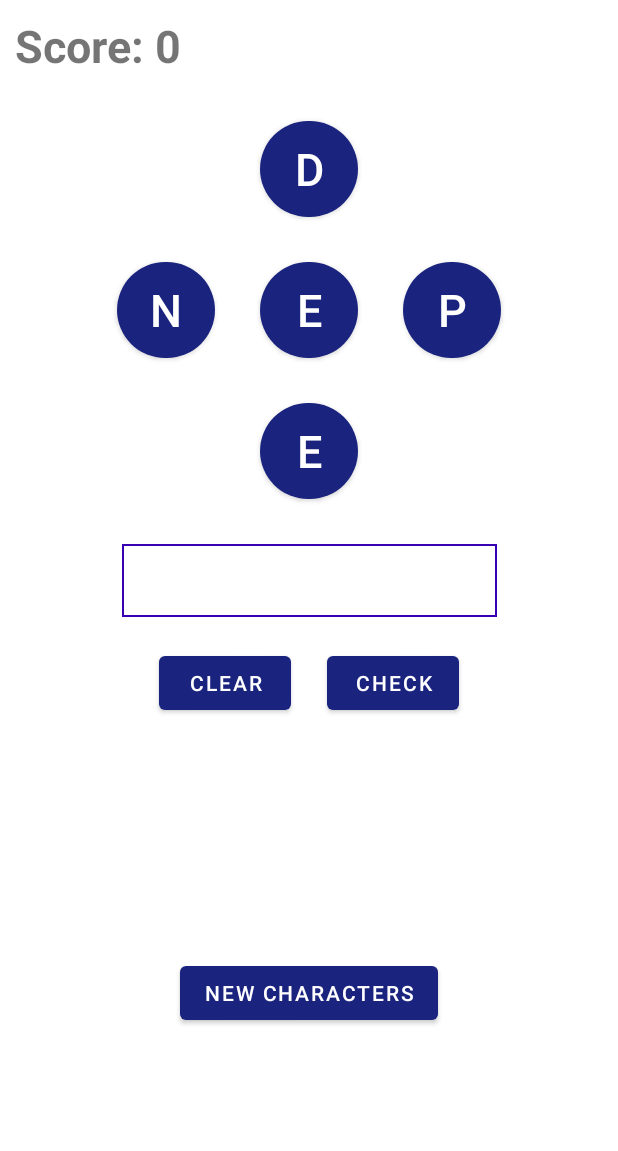
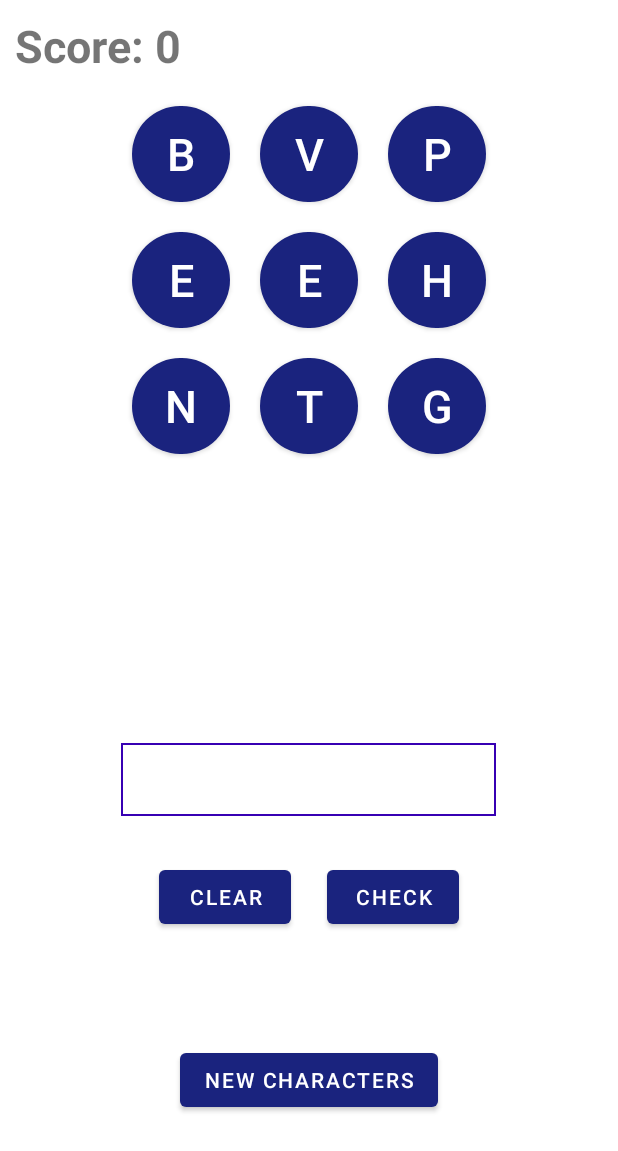
Before and after one commit to Mphatso-Banda/Word-Creator-App, an Android app built with Jetpack Compose: the screen it shows after launch (MainActivity), on a phone screen of 412 x 824 dp. Shown: the top 1151 px of the screen. Run offline under Robolectric (Android 15) with nearby library versions, the light colour scheme and no system bars; our stand-ins replace data binding.

Commit message:
Adding more buttons to the view

```diff
--- a/app/build.gradle
+++ b/app/build.gradle
@@ -45,6 +45,7 @@ dependencies {
 
     implementation 'androidx.navigation:navigation-fragment-ktx:2.5.3'
     implementation 'androidx.navigation:navigation-ui-ktx:2.5.3'
+    implementation 'androidx.gridlayout:gridlayout:1.0.0'
     def lifecycle_version = "2.5.1"
 
     implementation 'androidx.core:core-ktx:1.7.0'
--- a/app/src/main/java/com/tc/apps/wordcreator/MainActivity.kt
+++ b/app/src/main/java/com/tc/apps/wordcreator/MainActivity.kt
@@ -8,6 +8,7 @@ import android.view.Gravity
 import android.view.View
 import android.widget.Button
 import android.widget.Toast
+import androidx.core.view.isVisible
 import androidx.lifecycle.LiveData
 import com.google.android.material.dialog.MaterialAlertDialogBuilder
 import com.tc.apps.wordcreator.databinding.ActivityMainBinding
@@ -17,7 +18,7 @@ class MainActivity : AppCompatActivity() {
     private val viewModel: SplashViewModel by viewModels()
     private lateinit var binding: ActivityMainBinding
 
-    private val buttons = mutableListOf<Button>()
+    private var buttonsMap = mapOf<LiveData<String>, Button>()
 
 
     override fun onCreate(savedInstanceState: Bundle?) {
@@ -26,26 +27,29 @@ class MainActivity : AppCompatActivity() {
 
         binding = ActivityMainBinding.inflate(layoutInflater)
         setContentView(binding.root)
+
         binding.apply {
             splashViewModel = viewModel
-
-            buttons.add(buttonA)
-            buttons.add(buttonB)
-            buttons.add(buttonC)
-            buttons.add(buttonD)
-            buttons.add(buttonE)
 
             viewModel.apply {
                 finalAnswer.observe(this@MainActivity){
                         value ->  answer.text  = value
                 }
 
-                setTextToButtons(letter1, buttonA)
-                setTextToButtons(letter2, buttonB)
-                setTextToButtons(letter3, buttonC)
-                setTextToButtons(letter4, buttonD)
-                setTextToButtons(letter5, buttonE)
+                buttonsMap += mapOf(letter1 to buttonA, letter2 to buttonB, letter3 to buttonC,
+                    letter4 to buttonD, letter5 to buttonE, letter6 to buttonF, letter7 to buttonG,
+                    letter8 to buttonH, letter9 to buttonI)
+
+                buttonsMap.map { it.key to it.value }.shuffled().toMap()
+                setButtonState()
+
+                score.observe(this@MainActivity){
+                    value -> binding.score.text = "Score: ${value.toString()}"
+                }
             }
+
+
+
 
             checkBtn.setOnClickListener {
                 checkAnswer()
@@ -54,7 +58,7 @@ class MainActivity : AppCompatActivity() {
             clearBtn.apply {
                 setOnClickListener{
                     val s = viewModel.clearLetter()
-                    for(button in buttons){
+                    for((liveData, button) in buttonsMap){
                         if(s != null){
                             if(button.text == s){
                                 if(button.isEnabled){
@@ -69,20 +73,32 @@ class MainActivity : AppCompatActivity() {
                     }
                 }
                 setOnLongClickListener {
-                    for (button in buttons){
-                        enableButton(button)
-                    }
+                    enableButton(buttonsMap)
                     viewModel.clearAnswer()
                 }
             }
-            for (button in buttons){
+            for ((liveData, button) in buttonsMap){
                 getAnswerFromButton(button)
             }
 
             newCharacters.setOnClickListener {
                 viewModel.getButtonLetter()
-                for(button in buttons){
-                    enableButton(button)
+                enableButton(buttonsMap)
+                setButtonState()
+            }
+        }
+
+    }
+
+    private fun setButtonState(){
+        viewModel.apply {
+            for ((liveData, button) in buttonsMap){
+                if(liveData.value != null){
+                    setTextToButtons(liveData, button)
+                    button.isVisible = true
+                }
+                else{
+                    button.isVisible = false
                 }
 
             }
@@ -96,8 +112,10 @@ class MainActivity : AppCompatActivity() {
     }
 
     //reset button state
-    private fun enableButton(btn: Button){
-        btn.isEnabled = true
+    private fun enableButton(map: Map<LiveData<String>, Button>){
+        for ((liveData, button) in map){
+            button.isEnabled = true
+        }
     }
 
     //General function to set the actions for the buttons
@@ -112,9 +130,7 @@ class MainActivity : AppCompatActivity() {
     private fun checkAnswer(){
         if(viewModel.checkAnswer()){
             correctAlert()
-            for (button in buttons){
-                enableButton(button)
-            }
+            enableButton(buttonsMap)
         }
         else{
             failedAlert()
--- a/app/src/main/java/com/tc/apps/wordcreator/WordsContainer.kt
+++ b/app/src/main/java/com/tc/apps/wordcreator/WordsContainer.kt
@@ -3,10 +3,12 @@ package com.tc.apps.wordcreator
 class WordsContainer {
 
     var list = mutableListOf<Map<String, List<String>>>()
-    val map2 = mapOf("DENEP" to listOf<String>("depend","deep","end","den"))
-    val map3 = mapOf("EVNTE" to listOf<String>("events","eve","ten"))
+    val map2 = mapOf("DENEP" to listOf<String>("need","deep","end","den"))
+    val map3 = mapOf("EVNTE" to listOf<String>("event","eve","ten"))
+    val map4 = mapOf("EVNTEGHBP" to listOf<String>("event","eve","ten"))
     init {
         list.add(map2)
+        list.add(map4)
         list.add(map3)
     }
 
--- a/app/src/main/java/com/tc/apps/wordcreator/viewmodels/SplashViewModel.kt
+++ b/app/src/main/java/com/tc/apps/wordcreator/viewmodels/SplashViewModel.kt
@@ -14,6 +14,9 @@ class SplashViewModel() : ViewModel() {
     private val wordsContainer = WordsContainer()
     private var words = listOf<String>()
     private val correctWords = mutableListOf<String>()
+    private var scoreCount = 0
+
+    private var listOfLetters = mutableListOf<MutableLiveData<String>>()
 
     private val _score = MutableLiveData<Int>(0)
     val score: LiveData<Int> get() = _score
@@ -33,6 +36,20 @@ class SplashViewModel() : ViewModel() {
     private val _letter5 = MutableLiveData<String>()
     val letter5: LiveData<String> get() = _letter5
 
+    private val _letter6 = MutableLiveData<String>()
+    val letter6: LiveData<String> get() = _letter6
+
+    private val _letter7 = MutableLiveData<String>()
+    val letter7: LiveData<String> get() = _letter7
+
+    private val _letter8 = MutableLiveData<String>()
+    val letter8: LiveData<String> get() = _letter8
+
+    private val _letter9 = MutableLiveData<String>()
+    val letter9: LiveData<String> get() = _letter9
+
+
+
     private val _finalAnswer = MutableLiveData<String>()
     val finalAnswer: LiveData<String> get() = _finalAnswer
 
@@ -46,16 +63,16 @@ class SplashViewModel() : ViewModel() {
         reset()
         correctWords.clear()
         val nextWord = shuffleWord()
-        Log.d("_LETTER1", nextWord[0].toString())
 
-        _letter1.value = nextWord[0].toString()
-        Log.d("LETTER1", letter1.value.toString())
+        for((position, letter) in listOfLetters.shuffled().withIndex()){
 
-        _letter2.value = nextWord[1].toString()
-        _letter3.value = nextWord[2].toString()
-        _letter4.value = nextWord[3].toString()
-        _letter5.value = nextWord[4].toString()
-
+            if(position < nextWord.size){
+                letter.value = nextWord[position].toString()
+            }
+            else{
+                letter.value = null
+            }
+        }
     }
 
     // shuffle the word
@@ -89,17 +106,19 @@ class SplashViewModel() : ViewModel() {
     fun checkAnswer():Boolean{
         Log.d("Check Ans", "$correctWords[]")
         if(!correctWords.contains(answer.toString().lowercase(Locale.ROOT))){
-            if(words.contains(answer.toString().lowercase(Locale.ROOT))){
+            return if(words.contains(answer.toString().lowercase(Locale.ROOT))){
                 //Correct word
 
                 Log.d("Check Ans", "Correct Word Sucka!")
+                scoreCount += answer.length
+                _score.value = scoreCount
+                correctWords.add(answer.toString().lowercase(Locale.ROOT))
+                Log.d("score", score.value.toString())
                 reset()
-                correctWords.add(answer.toString().lowercase(Locale.ROOT))
-                return true
-            }
-            else{
+                true
+            } else{
                 Log.d("Check Ans", "Wapala Sucka!")
-                return false
+                false
             }
         }else{
             Log.d("Check Ans", "Ilimo kale!")
@@ -109,14 +128,13 @@ class SplashViewModel() : ViewModel() {
 
     fun clearLetter() : String?{
         var s: String? = null
-        if(answer.isNotEmpty()){
+        return if(answer.isNotEmpty()){
             s = answer[answer.length - 1].toString()
             answer = StringBuilder(answer.substring(0, answer.length -1))
             _finalAnswer.value = answer.toString()
-            return s
-        }
-        else{
-            return s
+            s
+        } else{
+            s
         }
     }
     fun clearAnswer():Boolean{
@@ -131,8 +149,12 @@ class SplashViewModel() : ViewModel() {
 
     }
 
+    private fun addButtonsToList(){
+        listOfLetters += mutableListOf(_letter1, _letter2, _letter3, _letter4, _letter5, _letter6, _letter7, _letter8, _letter9)
+    }
 
     init {
+        addButtonsToList()
         getButtonLetter()
 //        shuffleWord()
     }
--- a/app/src/main/res/layout-land/activity_main.xml
+++ /dev/null
@@ -1,146 +0,0 @@
-<?xml version="1.0" encoding="utf-8"?>
-<layout xmlns:android="http://schemas.android.com/apk/res/android"
-    xmlns:app="http://schemas.android.com/apk/res-auto"
-    xmlns:tools="http://schemas.android.com/tools">
-
-    <data>
-        <variable
-            name="splashViewModel"
-            type="com.tc.apps.wordcreator.viewmodels.SplashViewModel" />
-    </data>
-
-    <androidx.constraintlayout.widget.ConstraintLayout
-
-        android:layout_width="match_parent"
-        android:layout_height="match_parent"
-        tools:context=".MainActivity">
-
-        <androidx.constraintlayout.widget.ConstraintLayout
-            android:id="@+id/constraintLayout"
-            android:layout_width="wrap_content"
-            android:layout_height="wrap_content"
-            android:layout_marginStart="1dp"
-            app:layout_constraintStart_toStartOf="parent"
-            app:layout_constraintTop_toBottomOf="@+id/score">
-
-            <Button
-                android:id="@+id/buttonA"
-                android:layout_width="65dp"
-                android:layout_height="64dp"
-                android:layout_margin="30dp"
-                android:background="@drawable/round_btn_bg"
-                android:text="@{splashViewModel.letter1}"
-                android:textSize="30dp"
-                app:layout_constraintBottom_toBottomOf="parent"
-                app:layout_constraintEnd_toEndOf="parent"
-                app:layout_constraintTop_toTopOf="parent" />
-
-            <Button
-                android:id="@+id/buttonB"
-                android:layout_width="65dp"
-                android:layout_height="64dp"
-                android:layout_margin="30dp"
-                android:background="@drawable/round_btn_bg"
-                android:text="@{splashViewModel.letter2}"
-                android:textSize="30dp"
-                app:layout_constraintBottom_toBottomOf="parent"
-                app:layout_constraintStart_toStartOf="parent"
-                app:layout_constraintTop_toTopOf="parent" />
-
-            <Button
-                android:id="@+id/buttonC"
-                android:layout_width="65dp"
-                android:layout_height="64dp"
-                android:layout_margin="30dp"
-                android:background="@drawable/round_btn_bg"
-                android:text="@{splashViewModel.letter3}"
-                android:textSize="30dp"
-                app:layout_constraintBottom_toTopOf="@+id/buttonD"
-                app:layout_constraintEnd_toStartOf="@+id/buttonA"
-                app:layout_constraintStart_toEndOf="@+id/buttonB"
-                app:layout_constraintTop_toBottomOf="@+id/buttonE" />
-
-            <Button
-                android:id="@+id/buttonD"
-                android:layout_width="65dp"
-                android:layout_height="64dp"
-                android:layout_margin="30dp"
-                android:background="@drawable/round_btn_bg"
-                android:text="@{splashViewModel.letter4}"
-                android:textSize="30dp"
-                app:layout_constraintBottom_toBottomOf="parent"
-                app:layout_constraintEnd_toEndOf="parent"
-                app:layout_constraintStart_toStartOf="parent" />
-
-            <Button
-                android:id="@+id/buttonE"
-                android:layout_width="65dp"
-                android:layout_height="64dp"
-                android:layout_margin="30dp"
-                android:background="@drawable/round_btn_bg"
-                android:text="@{splashViewModel.letter5}"
-                android:textSize="30dp"
-                app:layout_constraintEnd_toEndOf="parent"
-                app:layout_constraintStart_toStartOf="parent"
-                app:layout_constraintTop_toTopOf="parent" />
-        </androidx.constraintlayout.widget.ConstraintLayout>
-
-        <TextView
-            android:id="@+id/score"
-            android:layout_width="wrap_content"
-            android:layout_height="wrap_content"
-            android:layout_marginTop="10dp"
-            android:layout_marginStart="10dp"
-            android:text="@{@string/score(splashViewModel.score)}"
-            android:textSize="30dp"
-            android:textStyle="bold"
-            app:layout_constraintStart_toStartOf="parent"
-            app:layout_constraintTop_toTopOf="parent" />
-
-        <TextView
-            android:id="@+id/answer"
-            android:layout_width="250dp"
-            android:layout_height="wrap_content"
-            android:layout_alignParentStart="true"
-            android:layout_marginStart="4dp"
-            android:layout_marginTop="48dp"
-            android:layout_marginBottom="20dp"
-            android:background="@drawable/text_bg"
-            android:padding="5dp"
-            android:text="@{splashViewModel.getText()}"
-            android:textSize="28dp"
-            android:textStyle="bold"
-            app:layout_constraintStart_toEndOf="@+id/constraintLayout"
-            app:layout_constraintTop_toTopOf="parent" />
-
-        <Button
-            android:id="@+id/new_characters"
-            android:layout_width="wrap_content"
-            android:layout_height="wrap_content"
-            android:layout_marginStart="8dp"
-            android:layout_marginBottom="52dp"
-            android:text="New Characters"
-            app:layout_constraintBottom_toBottomOf="parent"
-            app:layout_constraintStart_toEndOf="@+id/constraintLayout" />
-
-        <Button
-            android:id="@+id/clear_btn"
-            android:layout_width="wrap_content"
-            android:layout_height="wrap_content"
-            android:layout_marginStart="4dp"
-            android:text="Clear"
-            app:layout_constraintStart_toEndOf="@+id/constraintLayout"
-            app:layout_constraintTop_toBottomOf="@+id/answer" />
-
-        <Button
-            android:id="@+id/check_btn"
-            android:layout_width="wrap_content"
-            android:layout_height="wrap_content"
-
-            android:layout_marginStart="48dp"
-            android:text="Check"
-            app:layout_constraintStart_toEndOf="@+id/clear_btn"
-            app:layout_constraintTop_toBottomOf="@+id/answer" />
-
-    </androidx.constraintlayout.widget.ConstraintLayout>
-</layout>
--- a/app/src/main/res/layout/activity_main.xml
+++ b/app/src/main/res/layout/activity_main.xml
@@ -13,7 +13,8 @@
 
         android:layout_width="match_parent"
         android:layout_height="match_parent"
-        tools:context=".MainActivity">
+        tools:context=".MainActivity"
+        >
 
         <androidx.constraintlayout.widget.ConstraintLayout
             android:id="@+id/constraintLayout"
@@ -25,66 +26,119 @@
             app:layout_constraintStart_toStartOf="parent"
             app:layout_constraintTop_toBottomOf="@+id/score">
 
+            <androidx.gridlayout.widget.GridLayout
+                android:layout_width="wrap_content"
+                android:layout_height="wrap_content"
+                app:columnCount="3"
+                app:rowCount="3"
+                android:layout_marginTop="@dimen/layout_margin"
+                app:layout_constraintBottom_toBottomOf="parent"
+                app:layout_constraintEnd_toEndOf="parent"
+                app:layout_constraintStart_toStartOf="parent"
+                app:layout_constraintTop_toTopOf="parent"
+                app:orientation="horizontal">
+
                 <Button
-                android:id="@+id/buttonA"
+                    android:id="@+id/buttonG"
                     android:layout_width="65dp"
                     android:layout_height="64dp"
-                android:layout_margin="30dp"
+                    android:layout_margin="@dimen/layout_margin"
                     android:background="@drawable/round_btn_bg"
-                android:text="@{splashViewModel.letter1}"
+
+                    android:text="@{splashViewModel.letter7}"
                     android:textSize="30dp"
-                app:layout_constraintBottom_toBottomOf="parent"
-                app:layout_constraintEnd_toEndOf="parent"
-                app:layout_constraintTop_toTopOf="parent" />
+                    app:layout_column="2"
+                    app:layout_row="1" />
 
                 <Button
                     android:id="@+id/buttonB"
                     android:layout_width="65dp"
                     android:layout_height="64dp"
-                android:layout_margin="30dp"
+                    android:layout_margin="@dimen/layout_margin"
                     android:background="@drawable/round_btn_bg"
                     android:text="@{splashViewModel.letter2}"
                     android:textSize="30dp"
-                app:layout_constraintBottom_toBottomOf="parent"
-                app:layout_constraintStart_toStartOf="parent"
-                app:layout_constraintTop_toTopOf="parent" />
+                    app:layout_column="0"
+                    app:layout_row="2" />
+
+                <Button
+                    android:id="@+id/buttonE"
+                    android:layout_width="65dp"
+                    android:layout_height="64dp"
+                    android:layout_margin="@dimen/layout_margin"
+                    android:background="@drawable/round_btn_bg"
+                    android:text="@{splashViewModel.letter5}"
+                    android:textSize="30dp"
+                    app:layout_column="2"
+                    app:layout_row="2" />
 
                 <Button
                     android:id="@+id/buttonC"
                     android:layout_width="65dp"
                     android:layout_height="64dp"
-                android:layout_margin="30dp"
+                    android:layout_margin="@dimen/layout_margin"
+                    android:background="@drawable/round_btn_bg"
+                    android:text="@{splashViewModel.letter8}"
+                    android:textSize="30dp"
+                    app:layout_column="1"
+                    app:layout_row="0" />
+
+                <Button
+                    android:id="@+id/buttonH"
+                    android:layout_width="65dp"
+                    android:layout_height="64dp"
+                    android:layout_margin="@dimen/layout_margin"
                     android:background="@drawable/round_btn_bg"
                     android:text="@{splashViewModel.letter3}"
                     android:textSize="30dp"
-                app:layout_constraintBottom_toTopOf="@+id/buttonD"
-                app:layout_constraintEnd_toStartOf="@+id/buttonA"
-                app:layout_constraintStart_toEndOf="@+id/buttonB"
-                app:layout_constraintTop_toBottomOf="@+id/buttonE" />
+                    app:layout_column="2"
+                    app:layout_row="0" />
+
+                <Button
+                    android:id="@+id/buttonI"
+                    android:layout_width="65dp"
+                    android:layout_height="64dp"
+                    android:layout_margin="@dimen/layout_margin"
+                    android:background="@drawable/round_btn_bg"
+                    android:text="@{splashViewModel.letter9}"
+                    android:textSize="30dp"
+                    app:layout_column="0"
+                    app:layout_row="0" />
+
+                <Button
+                    android:id="@+id/buttonF"
+                    android:layout_width="65dp"
+                    android:layout_height="64dp"
+                    android:layout_margin="@dimen/layout_margin"
+                    android:background="@drawable/round_btn_bg"
+                    android:text="@{splashViewModel.letter6}"
+                    android:textSize="30dp"
+                    app:layout_column="1"
+                    app:layout_row="2" />
+
+                <Button
+                    android:id="@+id/buttonA"
+                    android:layout_width="65dp"
+                    android:layout_height="64dp"
+                    android:layout_margin="@dimen/layout_margin"
+                    android:background="@drawable/round_btn_bg"
+                    android:text="@{splashViewModel.letter1}"
+                    android:textSize="30dp"
+                    app:layout_column="0"
+                    app:layout_row="1" />
 
                 <Button
                     android:id="@+id/buttonD"
                     android:layout_width="65dp"
                     android:layout_height="64dp"
-                android:layout_margin="30dp"
+                    android:layout_margin="@dimen/layout_margin"
                     android:background="@drawable/round_btn_bg"
                     android:text="@{splashViewModel.letter4}"
                     android:textSize="30dp"
-                app:layout_constraintBottom_toBottomOf="parent"
-                app:layout_constraintEnd_toEndOf="parent"
-                app:layout_constraintStart_toStartOf="parent" />
+                    app:layout_column="1"
+                    app:layout_row="1" />
+            </androidx.gridlayout.widget.GridLayout>
 
-            <Button
-                android:id="@+id/buttonE"
-                android:layout_width="65dp"
-                android:layout_height="64dp"
-                android:layout_margin="30dp"
-                android:background="@drawable/round_btn_bg"
-                android:text="@{splashViewModel.letter5}"
-                android:textSize="30dp"
-                app:layout_constraintEnd_toEndOf="parent"
-                app:layout_constraintStart_toStartOf="parent"
-                app:layout_constraintTop_toTopOf="parent" />
         </androidx.constraintlayout.widget.ConstraintLayout>
 
         <TextView
@@ -104,30 +158,32 @@
             android:layout_width="250dp"
             android:layout_height="wrap_content"
             android:layout_alignParentStart="true"
+            android:layout_marginBottom="152dp"
             android:background="@drawable/text_bg"
             android:padding="5dp"
+            android:text="@{splashViewModel.getText()}"
             android:textColor="@color/design_default_color_primary_dark"
-            android:text="@{splashViewModel.getText()}"
-            android:layout_marginBottom="10dp"
             android:textSize="28dp"
+            app:layout_constraintBottom_toTopOf="@+id/new_characters"
             app:layout_constraintEnd_toEndOf="parent"
-            app:layout_constraintStart_toStartOf="parent"
-            app:layout_constraintTop_toBottomOf="@+id/constraintLayout" />
+            app:layout_constraintHorizontal_bias="0.496"
+            app:layout_constraintStart_toStartOf="parent" />
 
         <Button
             android:id="@+id/new_characters"
             android:layout_width="wrap_content"
             android:layout_height="wrap_content"
             android:text="New Characters"
+            android:layout_marginBottom="@dimen/newButton"
             app:layout_constraintBottom_toBottomOf="parent"
             app:layout_constraintEnd_toEndOf="parent"
-            app:layout_constraintStart_toStartOf="parent"
-            app:layout_constraintTop_toBottomOf="@+id/relativeLayout2" />
+            app:layout_constraintStart_toStartOf="parent" />
 
         <RelativeLayout
             android:id="@+id/relativeLayout2"
             android:layout_width="240dp"
             android:layout_height="wrap_content"
+            android:layout_marginTop="@dimen/layout_margin"
             app:layout_constraintEnd_toEndOf="parent"
             app:layout_constraintStart_toStartOf="parent"
             app:layout_constraintTop_toBottomOf="@+id/answer">
@@ -148,5 +204,6 @@
                 android:text="Check" />
         </RelativeLayout>
 
+
     </androidx.constraintlayout.widget.ConstraintLayout>
 </layout>
--- a/app/src/main/res/values/dimens.xml
+++ b/app/src/main/res/values/dimens.xml
@@ -1,3 +1,5 @@
 <resources>
     <dimen name="fab_margin">16dp</dimen>
+    <dimen name="layout_margin">10dp</dimen>
+    <dimen name="newButton">80dp</dimen>
 </resources>
```
Also changed, not shown: app/src/main/res/drawable/app_bg.jpg (added). Lines whose indentation alone changed are shown as unchanged.
